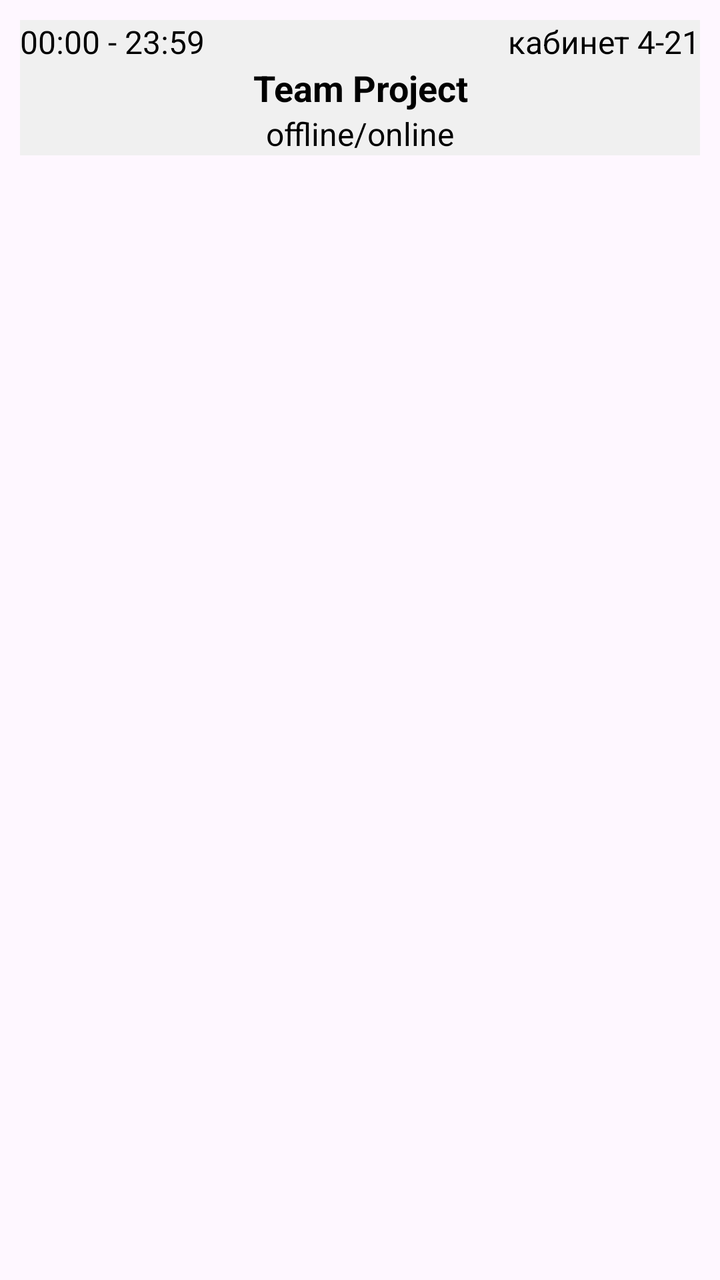
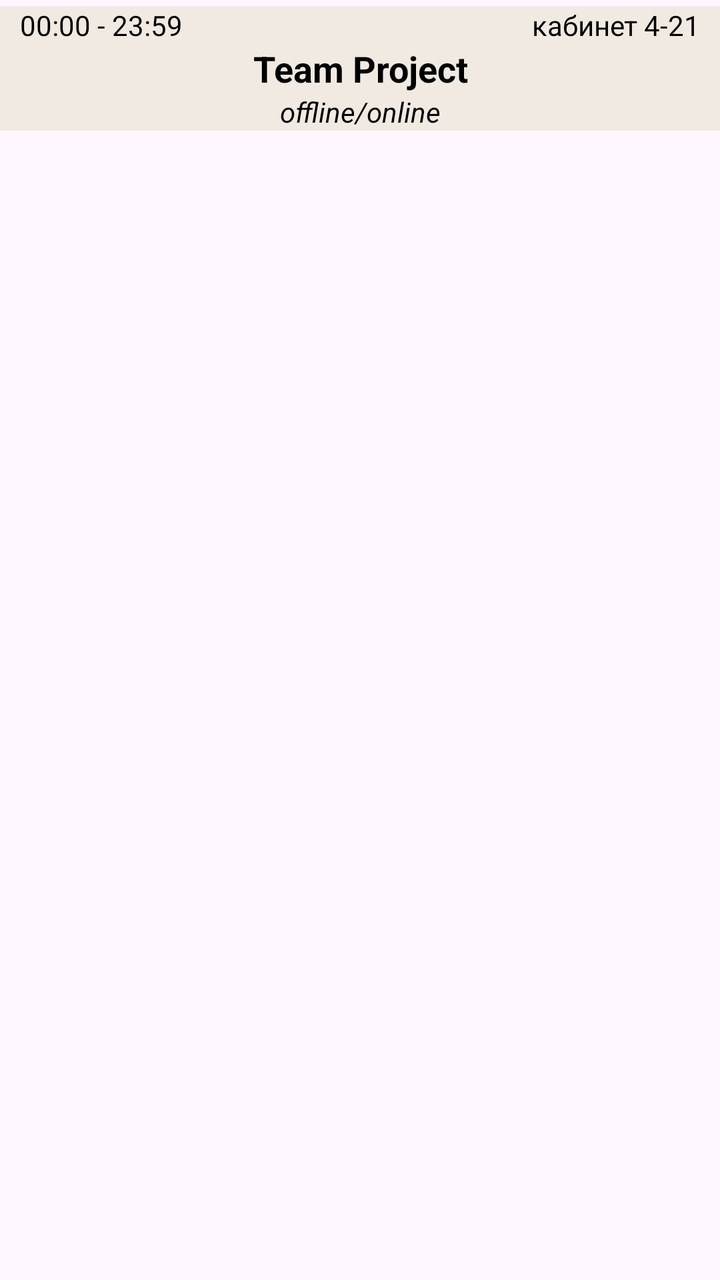

The first picture is an Android layout as it rendered before a commit; the second is the same layout after the commit. The layout source and the unified diff follow.
<!-- AndroidManifest.xml: application theme Theme.Assistant -->
<!-- res/layout/timetable_item_view.xml -->
<?xml version="1.0" encoding="utf-8"?>
<RelativeLayout xmlns:android="http://schemas.android.com/apk/res/android"
    android:layout_width="match_parent"
    android:layout_height="wrap_content"
    android:padding="10dp"
    android:layout_marginBottom="10dp">

    <RelativeLayout
        android:layout_width="match_parent"
        android:layout_height="wrap_content"
        android:background="@color/background2"
        android:orientation="horizontal">
        <TextView
            android:layout_width="wrap_content"
            android:layout_height="wrap_content"
            android:id="@+id/startTimeEventTextOut"
            android:text="00:00"
            android:textSize="16dp"
            android:textColor="@color/black"
            />

        <TextView
            android:layout_width="wrap_content"
            android:layout_height="wrap_content"
            android:id="@+id/somethingText"
            android:layout_toRightOf="@+id/startTimeEventTextOut"
            android:text=" - "
            android:textSize="16dp"
            android:textColor="@color/black"
            />

        <TextView
            android:layout_width="wrap_content"
            android:layout_height="wrap_content"
            android:id="@+id/stopTimeEventTextOut"
            android:layout_toRightOf="@+id/somethingText"
            android:text="23:59"
            android:textSize="16dp"
            android:textColor="@color/black"
            />

        <TextView
            android:layout_width="wrap_content"
            android:layout_height="wrap_content"
            android:layout_toRightOf="@+id/stopTimeEventTextOut"
            android:layout_alignParentEnd="true"
            android:id="@+id/placeEventTextOut"
            android:textSize="16dp"
            android:layout_gravity="end"
            android:gravity="end"
            android:textColor="@color/black"
            android:text="кабинет 4-21"/>

        <TextView
            android:layout_width="match_parent"
            android:layout_height="wrap_content"
            android:id="@+id/nameEventTextOut"
            android:layout_below="@+id/startTimeEventTextOut"
            android:text="Team Project"
            android:textAlignment="center"
            android:textColor="@color/black"
            android:textSize="18dp"
            android:textStyle="bold"/>


        <TextView
            android:layout_width="match_parent"
            android:layout_height="wrap_content"
            android:id="@+id/formatEventTextOut"
            android:layout_below="@+id/nameEventTextOut"
            android:text="offline/online"
            android:textAlignment="center"
            android:textColor="@color/black"
            android:textSize="16dp" />
    </RelativeLayout>



</RelativeLayout>
<!-- resources referenced by this layout -->
<resources>
  <color name="background2">#FFF0F0F0</color>
  <color name="black">#FF000000</color>
  <style name="Theme.Assistant" parent="Base.Theme.Assistant" />
  <style name="Base.Theme.Assistant" parent="Theme.Material3.DayNight.NoActionBar">
          
          
          <item name="colorPrimary">@color/background_main</item>
  
          <item name="android:spinnerItemStyle">
              @style/spinnerItemStyle
          </item>
  
          
          <item name="android:spinnerDropDownItemStyle">
              @style/spinnerDropDownItemStyle
          </item>
  
      </style>
  <color name="background_main">#FFD4CBC8</color>
  <style name="spinnerItemStyle">
  
          <item name="android:textStyle">normal</item>
          <item name="android:paddingHorizontal">20dp</item>
          <item name="android:textSize">20sp</item>
          <item name="android:textColor">@color/black</item>
      </style>
  <style name="spinnerDropDownItemStyle">
          <item name="android:paddingHorizontal">20dp</item>
          <item name="android:paddingVertical">10dp</item>
          <item name="android:textSize">20sp</item>
          <item name="android:textColor">@color/black</item>
      </style>
</resources>

<!-- the commit's change to res/layout/timetable_item_view.xml (unified diff, before → after) -->
@@ -2,20 +2,21 @@
 <RelativeLayout xmlns:android="http://schemas.android.com/apk/res/android"
     android:layout_width="match_parent"
     android:layout_height="wrap_content"
-    android:padding="10dp"
-    android:layout_marginBottom="10dp">
+    android:paddingVertical="3dp"
+    android:layout_marginBottom="3dp">
 
     <RelativeLayout
         android:layout_width="match_parent"
         android:layout_height="wrap_content"
-        android:background="@color/background2"
-        android:orientation="horizontal">
+        android:background="@color/filter_bcg"
+        android:orientation="horizontal"
+        android:paddingHorizontal="10dp">
         <TextView
             android:layout_width="wrap_content"
             android:layout_height="wrap_content"
             android:id="@+id/startTimeEventTextOut"
             android:text="00:00"
-            android:textSize="16dp"
+            android:textSize="14dp"
             android:textColor="@color/black"
             />
 
@@ -25,7 +26,7 @@
             android:id="@+id/somethingText"
             android:layout_toRightOf="@+id/startTimeEventTextOut"
             android:text=" - "
-            android:textSize="16dp"
+            android:textSize="14dp"
             android:textColor="@color/black"
             />
 
@@ -35,7 +36,7 @@
             android:id="@+id/stopTimeEventTextOut"
             android:layout_toRightOf="@+id/somethingText"
             android:text="23:59"
-            android:textSize="16dp"
+            android:textSize="14dp"
             android:textColor="@color/black"
             />
 
@@ -45,11 +46,11 @@
             android:layout_toRightOf="@+id/stopTimeEventTextOut"
             android:layout_alignParentEnd="true"
             android:id="@+id/placeEventTextOut"
-            android:textSize="16dp"
+            android:textSize="14dp"
             android:layout_gravity="end"
             android:gravity="end"
             android:textColor="@color/black"
-            android:text="кабинет 4-21"/>
+            android:text="кабинет 4-21" />
 
         <TextView
             android:layout_width="match_parent"
@@ -71,7 +72,8 @@
             android:text="offline/online"
             android:textAlignment="center"
             android:textColor="@color/black"
-            android:textSize="16dp" />
+            android:textSize="14dp"
+            android:textStyle="italic"/>
     </RelativeLayout>
 
 
<!-- resource entries referenced after the edit -->
@@ -1,7 +1,7 @@
 <!-- resources referenced by this layout -->
 <resources>
-  <color name="background2">#FFF0F0F0</color>
   <color name="black">#FF000000</color>
+  <color name="filter_bcg">#FFF0EAE2</color>
   <style name="Theme.Assistant" parent="Base.Theme.Assistant" />
   <style name="Base.Theme.Assistant" parent="Theme.Material3.DayNight.NoActionBar">
           
